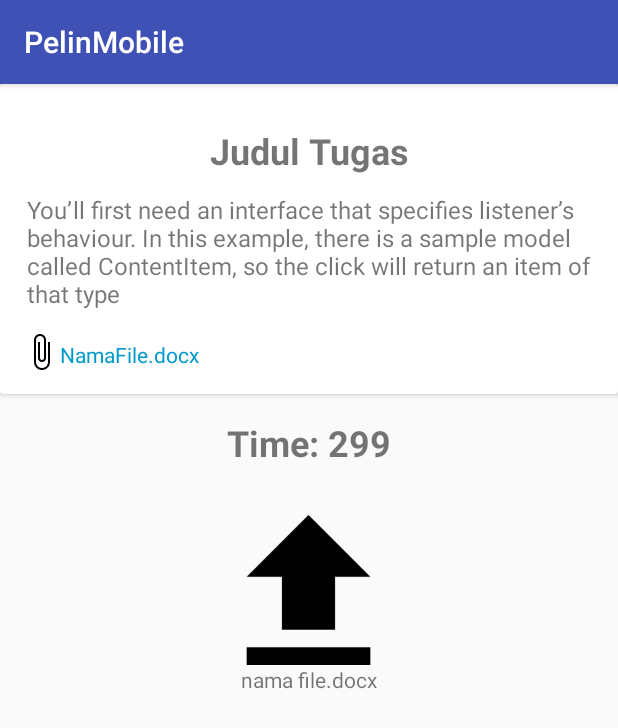
After one commit to ElaNovita/PelinMobile, an Android app: the AssigntDetail screen opened directly, with no data from a screen before it, on a phone screen of 412 x 824 dp. The commit adds this screen. Shown: the top 728 px of the screen. Run offline under Robolectric (Android 15) with nearby library versions, the phone set to English and light mode, and no system bars; our stand-ins replace ButterKnife.

Commit message:
upload assigntment

```diff
--- a/app/src/main/AndroidManifest.xml
+++ b/app/src/main/AndroidManifest.xml
@@ -28,6 +28,7 @@
 
         </activity>
         <activity android:name=".Fragment.GroupDetail.DiskusiDetail"/>
+        <activity android:name=".AssigntDetail"/>
     </application>
 
 </manifest>
--- /dev/null
+++ b/app/src/main/java/com/example/ela/pelinmobile/AssigntDetail.java
@@ -0,0 +1,83 @@
+package com.example.ela.pelinmobile;
+
+import android.content.Intent;
+import android.os.Bundle;
+import android.os.CountDownTimer;
+import android.support.v7.app.AppCompatActivity;
+import android.view.View;
+import android.widget.Button;
+import android.widget.ImageView;
+import android.widget.TextView;
+import android.widget.Toast;
+
+import butterknife.Bind;
+
+/**
+ * Created by e on 30/03/16.
+ */
+public class AssigntDetail extends AppCompatActivity {
+    TextView timer;
+    ImageView uploadImg;
+    TextView namaFile;
+    Button assigntSend;
+    private static final int PICKFILE_RESULT_CODE = 1;
+
+    @Override
+    protected void onCreate(Bundle savedInstanceState) {
+        super.onCreate(savedInstanceState);
+        setContentView(R.layout.assignt_detail);
+        timer = (TextView) findViewById(R.id.timer);
+        uploadImg = (ImageView) findViewById(R.id.uploadImg);
+        namaFile = (TextView) findViewById(R.id.nmFile);
+        assigntSend = (Button) findViewById(R.id.assigntUpload);
+
+        countDownTimer.start();
+        uploadImg.setOnClickListener(new View.OnClickListener() {
+            @Override
+            public void onClick(View v) {
+                Intent intent = new Intent(Intent.ACTION_GET_CONTENT);
+                intent.setType("file/*");
+                startActivityForResult(intent, PICKFILE_RESULT_CODE);
+            }
+        });
+
+        assigntSend.setOnClickListener(new View.OnClickListener() {
+            @Override
+            public void onClick(View v) {
+                Intent intent = new Intent(getApplicationContext(), HomeDosen.class);
+                startActivity(intent);
+                Toast.makeText(getApplicationContext(), "Tugas Anda Sudah Dikirim", Toast.LENGTH_SHORT).show();
+            }
+        });
+
+    }
+
+    @Override
+    protected void onActivityResult(int requestCode, int resultCode, Intent data) {
+        switch (requestCode) {
+            case PICKFILE_RESULT_CODE:
+                if (resultCode == RESULT_OK) {
+                    String FilePath = data.getData().getLastPathSegment();
+                    namaFile.setText(FilePath);
+                    assigntSend.setVisibility(View.VISIBLE);
+                }
+                break;
+        }
+    }
+
+
+
+    CountDownTimer countDownTimer = new CountDownTimer(300000, 1000) {
+        @Override
+        public void onTick(long millisUntilFinished) {
+            timer.setText("Time: " + millisUntilFinished / 1000);
+        }
+
+        @Override
+        public void onFinish() {
+            timer.setText("done");
+        }
+    };
+
+
+}
--- /dev/null
+++ b/app/src/main/res/drawable/tile_bg.xml
@@ -0,0 +1,6 @@
+<?xml version="1.0" encoding="utf-8"?>
+<bitmap xmlns:android="http://schemas.android.com/apk/res/android"
+    android:src="@drawable/bg_messages"
+    android:tileMode="repeat">
+
+</bitmap>
--- /dev/null
+++ b/app/src/main/res/layout/assignt_detail.xml
@@ -0,0 +1,85 @@
+<?xml version="1.0" encoding="utf-8"?>
+<LinearLayout xmlns:android="http://schemas.android.com/apk/res/android"
+    android:layout_width="match_parent"
+    android:layout_height="match_parent"
+    android:orientation="vertical">
+    <android.support.v7.widget.CardView
+        android:layout_width="match_parent"
+        android:layout_height="wrap_content">
+        <RelativeLayout
+            android:layout_width="match_parent"
+            android:layout_height="wrap_content">
+            <TextView
+                android:layout_marginTop="28dp"
+                android:id="@+id/assigntTitle"
+                android:layout_width="match_parent"
+                android:layout_height="wrap_content"
+                android:text="Judul Tugas"
+                android:gravity="center"
+                android:textSize="24sp"
+                android:textStyle="bold"
+                android:layout_alignParentTop="true"/>
+            <TextView
+                android:id="@+id/assigntContent"
+                android:layout_width="match_parent"
+                android:layout_height="wrap_content"
+                android:text="@string/assignt"
+                android:layout_marginLeft="18dp"
+                android:layout_marginRight="16dp"
+                android:layout_marginTop="12dp"
+                android:textSize="16sp"
+                android:layout_below="@id/assigntTitle"/>
+            <ImageView
+                android:id="@+id/attachImg"
+                android:layout_width="wrap_content"
+                android:layout_height="wrap_content"
+                android:src="@drawable/ic_attach_file_black_24dp"
+                android:layout_alignParentLeft="true"
+                android:layout_below="@id/assigntContent"
+                android:layout_marginLeft="16dp"
+                android:layout_marginTop="16dp"
+                android:layout_marginBottom="16dp"/>
+            <TextView
+                android:layout_width="match_parent"
+                android:layout_height="wrap_content"
+                android:layout_below="@id/assigntContent"
+                android:layout_toRightOf="@id/attachImg"
+                android:text="NamaFile.docx"
+                android:textColor="@android:color/holo_blue_dark"
+                android:layout_marginTop="20dp"/>
+        </RelativeLayout>
+    </android.support.v7.widget.CardView>
+    <TextView
+        android:id="@+id/timer"
+        android:layout_width="match_parent"
+        android:layout_height="wrap_content"
+        android:gravity="center"
+        android:text="ssss"
+        android:textStyle="bold"
+        android:layout_marginTop="16dp"
+        android:layout_marginBottom="32dp"
+        android:textSize="24sp"/>
+    <ImageView
+        android:id="@+id/uploadImg"
+        android:layout_width="150dp"
+        android:layout_height="100dp"
+        android:layout_gravity="center"
+        android:src="@drawable/upload"/>
+    <TextView
+        android:id="@+id/nmFile"
+        android:layout_width="match_parent"
+        android:layout_height="wrap_content"
+        android:gravity="center"
+        android:text="nama file.docx"/>
+    <Button
+        android:id="@+id/assigntUpload"
+        android:layout_width="match_parent"
+        android:layout_height="wrap_content"
+        android:text="Kirim Tugas"
+        android:textColor="@android:color/white"
+        android:background="@color/colorPrimary"
+        android:layout_marginLeft="16dp"
+        android:layout_marginRight="16dp"
+        android:layout_marginTop="8dp"
+        android:visibility="invisible"/>
+</LinearLayout>
--- a/app/src/main/res/values/strings.xml
+++ b/app/src/main/res/values/strings.xml
@@ -4,5 +4,7 @@
 
     <!-- TODO: Remove or change this placeholder text -->
     <string name="hello_blank_fragment">Hello blank fragment</string>
+    <string name="assignt">
+You’ll first need an interface that specifies listener’s behaviour. In this example, there is a sample model called ContentItem, so the click will return an item of that type</string>
     <string name="message_display">What I have now is a ListView of TextView elements. each TextView element displays a text (the text length varies from 12 words to 100+).</string>
 </resources>
```
Also changed, not shown: app/src/main/java/com/example/ela/pelinmobile/Adapter/AssigntListAdapter.java (+17 -1 lines), app/src/main/java/com/example/ela/pelinmobile/Adapter/NotifListAdapter.java (+17 -1 lines), app/src/main/java/com/example/ela/pelinmobile/Fragment/AssigntFragment.java (+9 -1 lines), app/src/main/java/com/example/ela/pelinmobile/Fragment/NotifFragment.java (+9 -1 lines), app/src/main/res/drawable-hdpi/ic_attach_file_black_24dp.png (added), app/src/main/res/drawable-mdpi/ic_attach_file_black_24dp.png (added), app/src/main/res/drawable-xhdpi/ic_attach_file_black_24dp.png (added), app/src/main/res/drawable-xxhdpi/ic_attach_file_black_24dp.png (added), app/src/main/res/drawable-xxxhdpi/ic_attach_file_black_24dp.png (added), app/src/main/res/drawable/bg_messages.png (added), app/src/main/res/drawable/upload.png (added).
